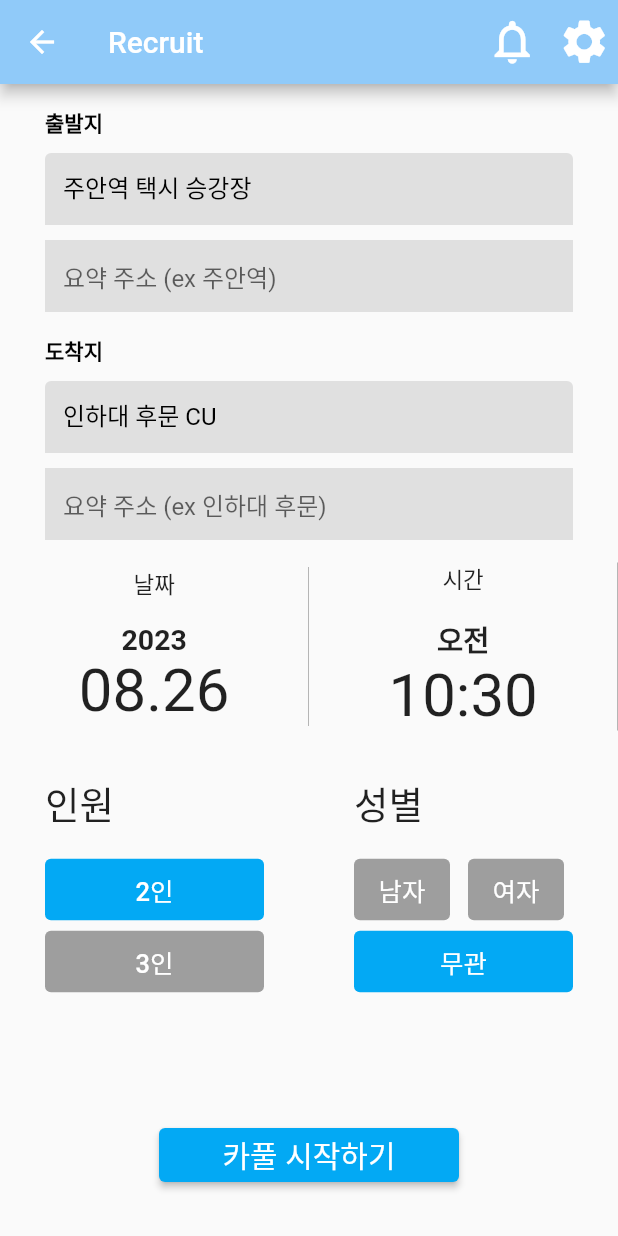
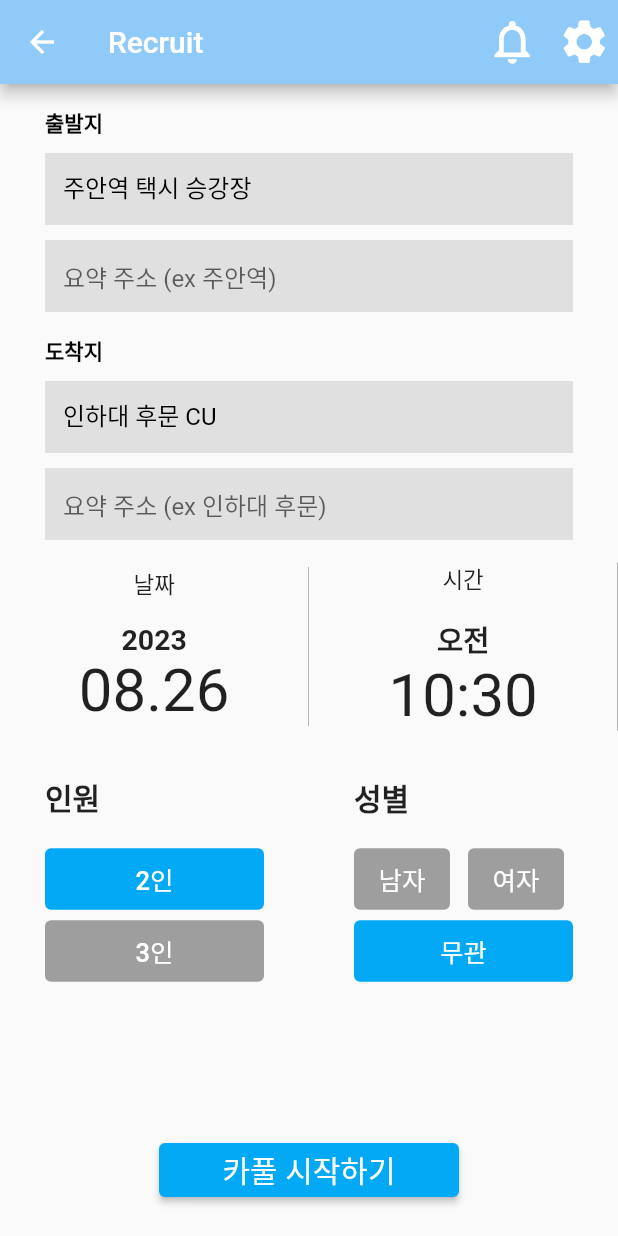
Before and after one commit to OBJECT-INHATC/INHA_CARPOOL_APP, a Flutter app: the RecruitPage screen opened directly, on a phone screen of 412 x 824 dp. Run offline on Flutter 3.47's test engine with Material 2 defaults, Android fonts, the phone set to English and light mode, and no system bars; our stand-ins replace after_layout, cloud_firestore, easy_localization, eva_icons_flutter, firebase_core, flutter_animate and 13 more; missing offline and left inert: app_settings, nav; accounts and stored records are empty.

Commit message:
refactor( lifeCycle, floatingButton, textController )버그 수정

```diff
--- a/inha_carpool/lib/app.dart
+++ b/inha_carpool/lib/app.dart
@@ -68,6 +68,9 @@ class AppState extends State<App> with Nav, WidgetsBindingObserver {
         break;
       case AppLifecycleState.detached:
         break;
+      default:
+      // Handle any other states that might be added in the future
+        break;
         // TODO: Handle this case.
     }
     super.didChangeAppLifecycleState(state);
--- a/inha_carpool/lib/screen/login/s_login.dart
+++ b/inha_carpool/lib/screen/login/s_login.dart
@@ -26,7 +26,10 @@ class _LoginPageState extends State<LoginPage> {
     super.initState();
   }
 
-
+  testFireStore() async {
+    var test = await FirebaseFirestore.instance.collection('product').doc('nesxx8JpR39tcNEek6zp').get();
+    print(test['aa']);
+  }
 
   final formKey = GlobalKey<FormState>();
 
--- a/inha_carpool/lib/screen/main/tab/home/f_home.dart
+++ b/inha_carpool/lib/screen/main/tab/home/f_home.dart
@@ -46,7 +46,7 @@ class _HomeState extends State<Home> {
           onPressed: () {
             Nav.push(RecruitPage());
           },
-          child: '+'.text.color(context.appColors.appBar).size(350).make(),
+          child: '+'.text.color(Colors.lightBlue).size(350).make(),
         ),
         body: Column(
           children: [
--- a/inha_carpool/lib/screen/recruit/s_recruit.dart
+++ b/inha_carpool/lib/screen/recruit/s_recruit.dart
@@ -26,22 +26,19 @@ class _RecruitPageState extends State<RecruitPage> {
   var _selectedTime = DateTime.now(); // 시간 값 초기화
   //인하대 후문 cu
   LatLng endPoint = LatLng(37.4514982, 126.6570261);
-
   // 주안역
   LatLng startPoint = LatLng(37.4645862, 126.6803935);
   String startPointName = "주안역 택시 승강장";
   String endPointName = "인하대 후문 CU";
 
-  late TextEditingController _startPointDetailController;
-  late TextEditingController _endPointDetailController;
+  late TextEditingController _startPointDetailController = TextEditingController();
+  late TextEditingController _endPointDetailController = TextEditingController();
 
   @override
   void initState() {
     super.initState();
     _getCurrentLocation();
 
-    _startPointDetailController = TextEditingController();
-    _endPointDetailController = TextEditingController();
   }
 
   String selectedLimit = '2인'; // 선택된 제한인원 초기값
@@ -156,7 +153,7 @@ class _RecruitPageState extends State<RecruitPage> {
                         width: double.infinity,
                         margin: EdgeInsets.all(15),
                         padding: EdgeInsets.fromLTRB(15, 0, 0, 0),
-                        child: '인원'.text.size(25).align(TextAlign.left).make(),
+                        child: '인원'.text.size(20).bold.align(TextAlign.left).make(),
                       ),
                       LimitSelectorWidget(
                         options: ['2인', '3인'],
@@ -222,7 +219,7 @@ class _RecruitPageState extends State<RecruitPage> {
                   );
                 },
                 child: '카풀 시작하기'.text.size(20).white.make(),
-              ).p(30),
+              ).p(20),
             ),
           ],
         ),
--- a/inha_carpool/lib/screen/recruit/w_recruit_location.dart
+++ b/inha_carpool/lib/screen/recruit/w_recruit_location.dart
@@ -72,6 +72,7 @@ class _LocationInputWidgetState extends State<LocationInputWidget> {
                   decoration: InputDecoration(
                     filled: true,
                     fillColor: Colors.grey.shade300,
+                    border: InputBorder.none,
                     labelStyle: const TextStyle(color: Colors.black),
                   ),
                   style: const TextStyle(color: Colors.black),
--- a/inha_carpool/lib/screen/recruit/w_select_gender.dart
+++ b/inha_carpool/lib/screen/recruit/w_select_gender.dart
@@ -23,7 +23,7 @@ class _GenderSelectorWidgetState extends State<GenderSelectorWidget> {
           width: double.infinity,
           margin: EdgeInsets.all(15),
           padding: EdgeInsets.fromLTRB(15, 0, 0, 0),
-          child: '성별'.text.size(25).align(TextAlign.left).make(),
+          child: '성별'.text.size(20).bold.align(TextAlign.left).make(),
         ),
         Row(
           children: [
```
